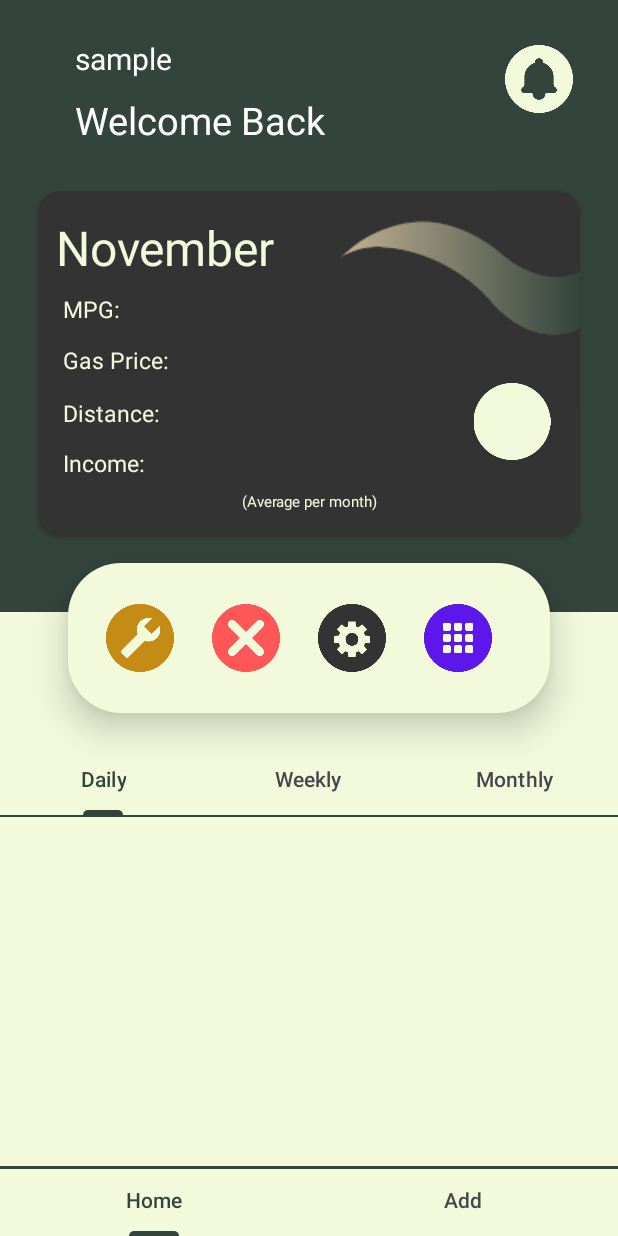
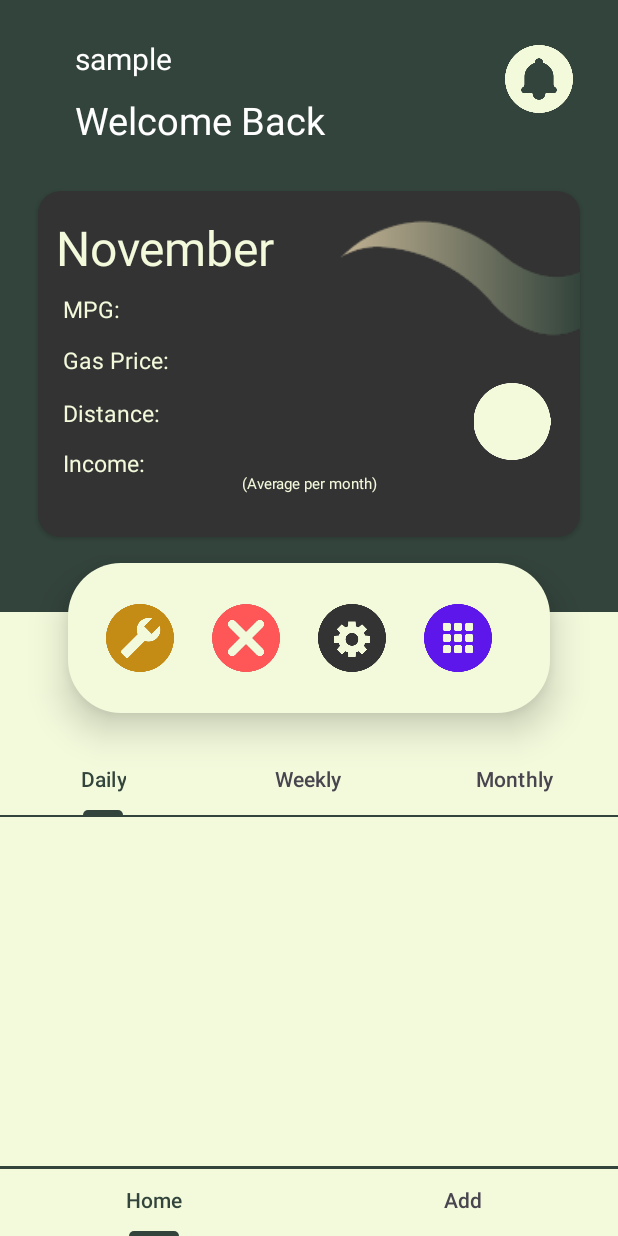
Before and after one commit to GPBarrick/Pace-Application, an Android app: the screen it shows after launch once a user with an empty profile is signed in (MainActivity), on a phone screen of 412 x 824 dp. Run offline under Robolectric (Android 15) with nearby library versions, the light colour scheme and no system bars; our stand-ins replace Firebase (no records; nobody signed in at launch, a user with empty details on screens opened directly).

Commit message:
May Icon

```diff
--- a/app/src/main/res/layout/fragment_home_card.xml
+++ b/app/src/main/res/layout/fragment_home_card.xml
@@ -125,7 +125,7 @@
                 android:id="@+id/home_card_month_text2"
                 android:layout_width="wrap_content"
                 android:layout_height="wrap_content"
-                android:layout_marginTop="200dp"
+                android:layout_marginTop="188dp"
                 android:gravity="center"
                 android:text="(Average per month)"
                 android:textColor="@color/beige"
```
Also changed, not shown: app/src/main/res/drawable/flowers_icon.png (added).
